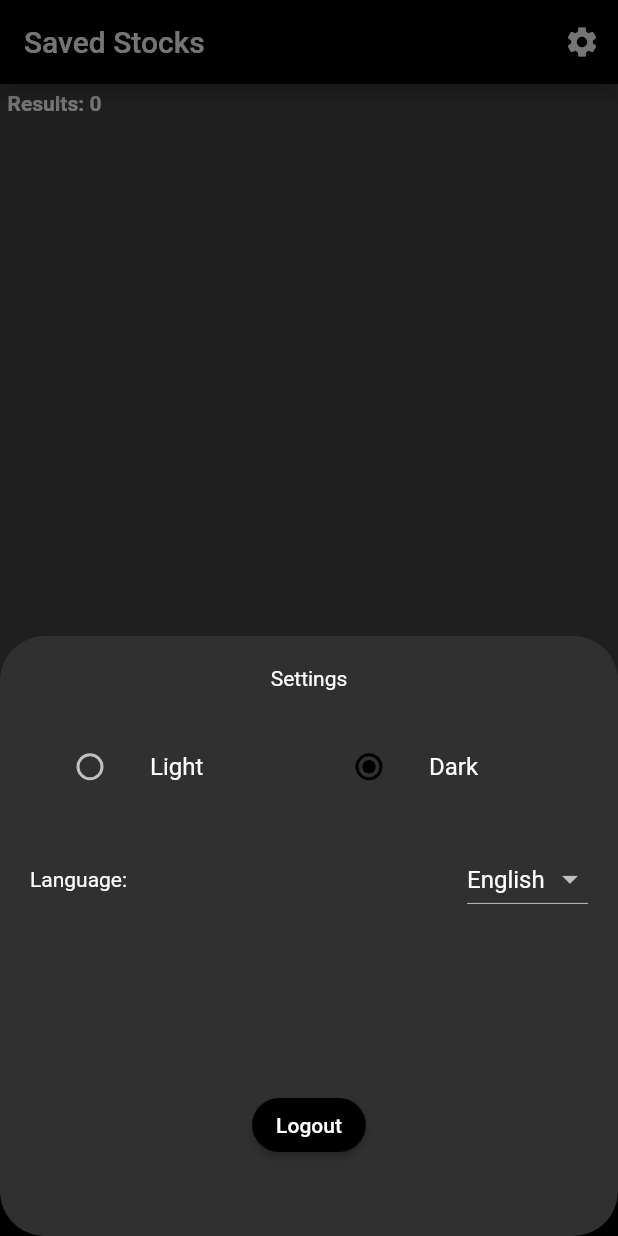
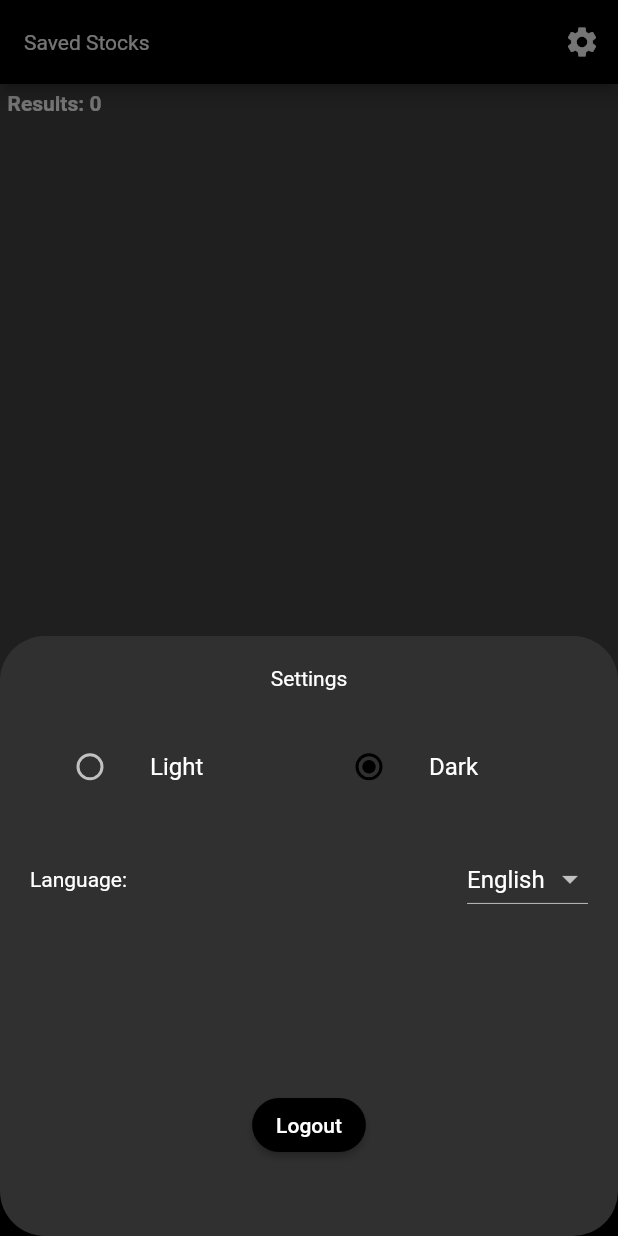
Before and after one commit to IU-projects-org/finndata_project, a Flutter app: the screen it shows once a user with an empty profile is signed in, item 3 of the bottom bar chosen, after a tap on the "settings" icon, on a phone screen of 412 x 824 dp. Run offline on Flutter 3.47's test engine with Material 2 defaults, Android fonts, the phone set to English and light mode, and no system bars; our stand-ins replace bloc, dio, equatable, firebase_auth, firebase_core, flutter_bloc and 3 more; accounts and stored records are empty; network calls fail.

Commit message:
change appbar colors

```diff
--- a/lib/config/themes/themes.dart
+++ b/lib/config/themes/themes.dart
@@ -15,6 +15,9 @@ class MyTheme with ChangeNotifier {
   }
 
   ThemeData standardTheme() => ThemeData(
+      appBarTheme: const AppBarTheme(
+          backgroundColor: Colors.white,
+          titleTextStyle: TextStyle(color: Colors.black)),
       brightness: Brightness.light,
       cardColor: standardCardColor,
       primaryColor: whiteColor,
@@ -38,6 +41,9 @@ class MyTheme with ChangeNotifier {
       progressIndicatorTheme: ProgressIndicatorThemeData(color: blackColor),
       iconTheme: IconThemeData(color: blackColor));
   ThemeData darkTheme() => ThemeData(
+      appBarTheme: const AppBarTheme(
+          backgroundColor: Colors.black,
+          titleTextStyle: TextStyle(color: Colors.white)),
       brightness: Brightness.dark,
       cardColor: blackCardColor,
       primaryColor: whiteColor,
--- a/lib/screens/home.dart
+++ b/lib/screens/home.dart
@@ -45,7 +45,7 @@ class _HomeState extends State<Home> {
   Widget build(BuildContext context) {
     return Scaffold(
       appBar: AppBar(
-        backgroundColor: Colors.black,
+        backgroundColor: Theme.of(context).appBarTheme.backgroundColor,
         automaticallyImplyLeading: false,
         title: Text(
           _selectedIndex == 0
@@ -53,11 +53,12 @@ class _HomeState extends State<Home> {
               : _selectedIndex == 1
                   ? 'Search on Symbol Stock'
                   : 'Saved Stocks',
-          style: const TextStyle(color: Colors.white),
+          style: Theme.of(context).appBarTheme.titleTextStyle,
         ),
         actions: <Widget>[
           IconButton(
-            icon: const Icon(Icons.settings),
+            icon:
+                Icon(Icons.settings, color: Theme.of(context).iconTheme.color),
             onPressed: () async {
               await showSettingsBottomDialog(context);
             },
@@ -66,16 +67,19 @@ class _HomeState extends State<Home> {
       ),
       backgroundColor: Theme.of(context).backgroundColor,
       bottomNavigationBar: BottomNavigationBar(
-        backgroundColor: Colors.black,
+        backgroundColor: Theme.of(context).appBarTheme.backgroundColor,
         unselectedItemColor: const Color(0xFF707070),
+        selectedItemColor: Theme.of(context).iconTheme.color,
         selectedFontSize: 0,
         items: const <BottomNavigationBarItem>[
-          BottomNavigationBarItem(icon: Icon(Icons.home), label: ''),
+          BottomNavigationBarItem(
+            icon: Icon(Icons.home),
+            label: '',
+          ),
           BottomNavigationBarItem(icon: Icon(Icons.search), label: ''),
           BottomNavigationBarItem(icon: Icon(Icons.bookmark), label: ''),
         ],
         currentIndex: _selectedIndex,
-        selectedItemColor: Colors.white,
         onTap: _onItemTapped,
       ),
       body: SafeArea(child: screens[_selectedIndex]),
```
